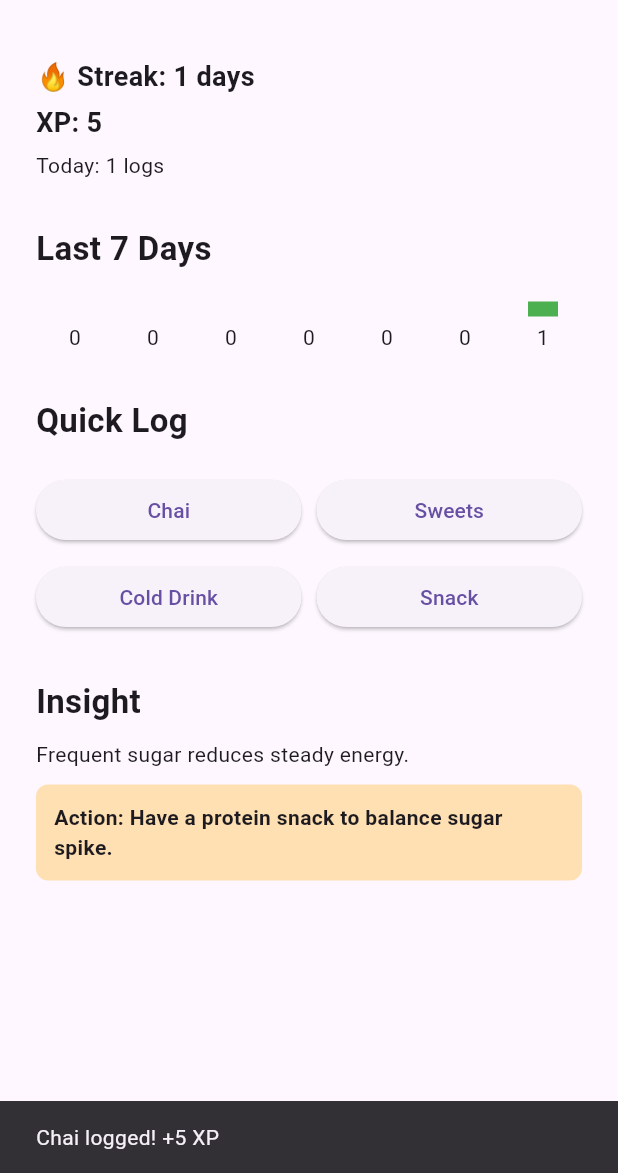
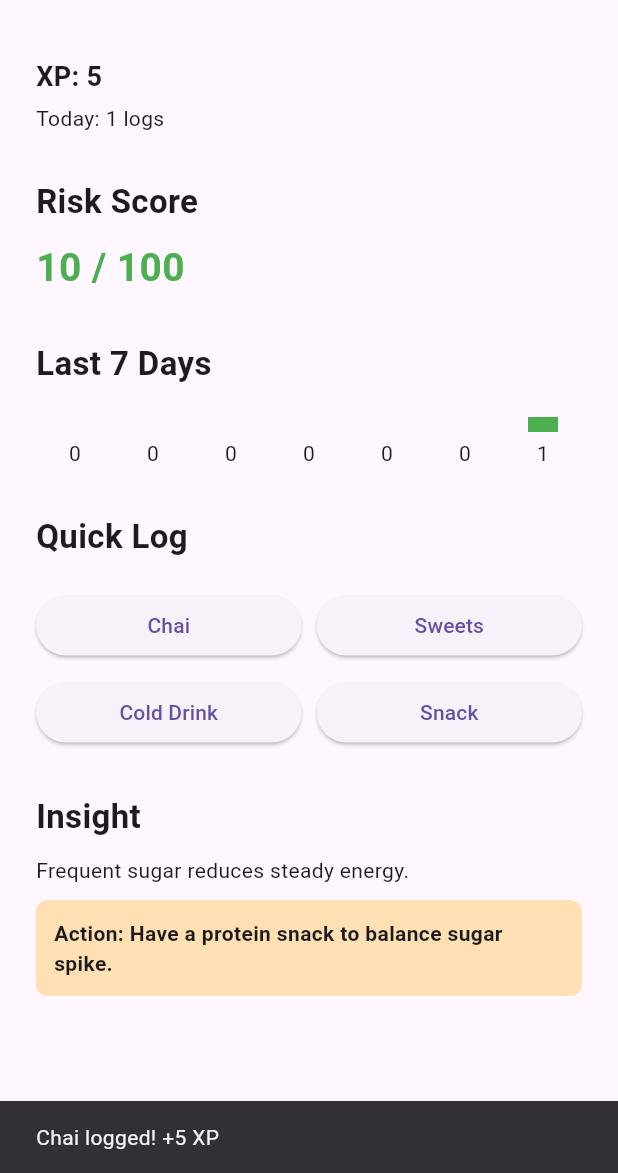
Before and after one commit to vinayak297/SpikeLess, a Flutter app: the DashboardScreen screen opened directly with empty values, after a tap on "Chai", on a phone screen of 412 x 824 dp, the part 63-1236 px from its top. Run offline on Flutter 3.47's test engine with Material 3 defaults, Android fonts, the phone set to English and light mode, and no system bars; our stand-ins replace shared_preferences; accounts and stored records are empty.

Commit message:
Implemented dynamic risk score engine with BMI and sugar frequency logic

```diff
--- a/lib/main.dart
+++ b/lib/main.dart
@@ -230,9 +230,9 @@ class DashboardScreen extends StatefulWidget {
 
 class _DashboardScreenState extends State<DashboardScreen> {
   int xp = 0;
-  int streak = 1;
   int todaySugarCount = 0;
   List<int> weeklyCounts = List.filled(7, 0);
+  int riskScore = 0;
 
   String insightMessage =
       "Log your first sugar intake today 🌿";
@@ -259,6 +259,8 @@ class _DashboardScreenState extends State<DashboardScreen> {
     setState(() {
       todaySugarCount = count;
     });
+
+    calculateRisk();
   }
 
   Future<void> loadWeeklyData() async {
@@ -280,6 +282,37 @@ class _DashboardScreenState extends State<DashboardScreen> {
 
     setState(() {
       weeklyCounts = counts;
+    });
+
+    calculateRisk();
+  }
+
+  void calculateRisk() {
+    int score = 0;
+
+    if (widget.bmi > 25) {
+      score += 20;
+    }
+
+    if (todaySugarCount == 1) {
+      score += 10;
+    } else if (todaySugarCount == 2) {
+      score += 20;
+    } else if (todaySugarCount >= 3) {
+      score += 30;
+    }
+
+    int weeklyTotal =
+        weeklyCounts.reduce((a, b) => a + b);
+
+    if (weeklyTotal >= 5) {
+      score += 20;
+    }
+
+    if (score > 100) score = 100;
+
+    setState(() {
+      riskScore = score;
     });
   }
 
@@ -359,6 +392,12 @@ class _DashboardScreenState extends State<DashboardScreen> {
     );
   }
 
+  Color getRiskColor() {
+    if (riskScore < 30) return Colors.green;
+    if (riskScore < 60) return Colors.orange;
+    return Colors.red;
+  }
+
   @override
   Widget build(BuildContext context) {
     return Scaffold(
@@ -370,17 +409,27 @@ class _DashboardScreenState extends State<DashboardScreen> {
             crossAxisAlignment:
                 CrossAxisAlignment.start,
             children: [
-              Text("🔥 Streak: $streak days",
-                  style: const TextStyle(
-                      fontSize: 18,
-                      fontWeight: FontWeight.bold)),
-              const SizedBox(height: 5),
               Text("XP: $xp",
                   style: const TextStyle(
                       fontSize: 18,
                       fontWeight: FontWeight.bold)),
               const SizedBox(height: 5),
               Text("Today: $todaySugarCount logs"),
+              const SizedBox(height: 30),
+
+              const Text("Risk Score",
+                  style: TextStyle(
+                      fontSize: 22,
+                      fontWeight: FontWeight.bold)),
+              const SizedBox(height: 10),
+              Text(
+                "$riskScore / 100",
+                style: TextStyle(
+                    fontSize: 26,
+                    fontWeight: FontWeight.bold,
+                    color: getRiskColor()),
+              ),
+
               const SizedBox(height: 30),
 
               const Text("Last 7 Days",
```
